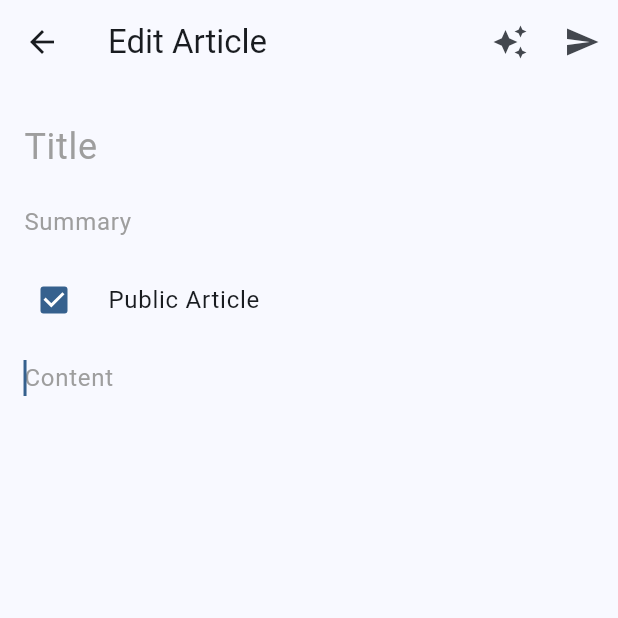
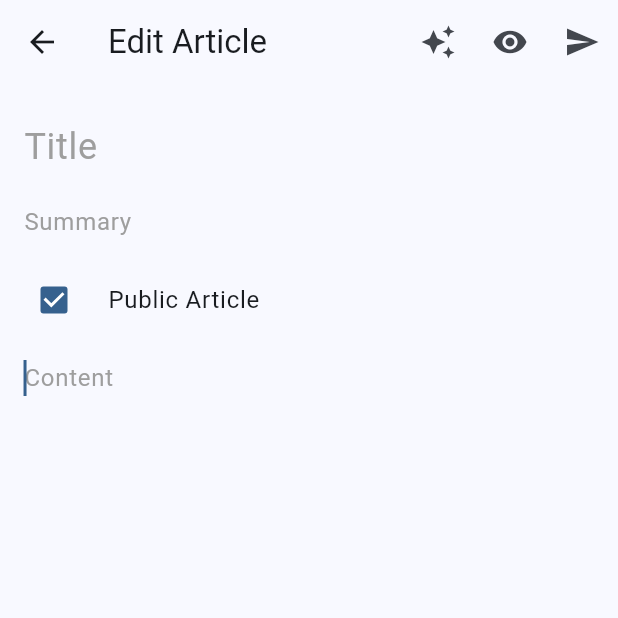
Before and after one commit to Yiyue345/just-for-fun, a Flutter app: the EditArticlePage screen opened directly, on a phone screen of 412 x 824 dp, the top half of it. Run offline on Flutter 3.47's test engine with Material 3 defaults, Android fonts, the light colour scheme and no system bars; our stand-ins replace dio, fluttertoast, get, package_info_plus, shared_preferences, supabase_flutter; missing offline and left inert: markdown_widget; accounts and stored records are empty.

Commit message:
:sparkles: 还是加了个markdown渲染

```diff
--- a/lib/data/model/feeditem_controller.dart
+++ b/lib/data/model/feeditem_controller.dart
@@ -12,6 +12,8 @@ class FeedItemController extends GetxController {
 
   final isEditingArticle = false.obs;
   ArticleFeed? editingArticle;
+
+  final renderMarkdown = false.obs;
 
   // Rx<ArticleFeed?> currentArticle = Rx<ArticleFeed?>(null);
 
--- a/lib/ui/pages/article_pages/edit_article_page.dart
+++ b/lib/ui/pages/article_pages/edit_article_page.dart
@@ -10,6 +10,7 @@ import 'package:go_deeper/l10n/app_localizations.dart';
 import 'package:go_deeper/ui/pages/article_pages/article_page.dart';
 import 'package:go_deeper/ui/pages/agent_page/agent_chat_page.dart';
 import 'package:go_deeper/ui/pages/agent_page/agent_controller.dart';
+import 'package:markdown_widget/markdown_widget.dart';
 import 'package:supabase_flutter/supabase_flutter.dart';
 
 class EditArticlePage extends StatefulWidget {
@@ -41,6 +42,7 @@ class _EditArticlePageState extends State<EditArticlePage> {
   void initState() {
     super.initState();
     _feedItemController = Get.find<FeedItemController>();
+    _feedItemController.renderMarkdown.value = false;
 
     // 初始化编辑内容
     if (_feedItemController.isEditingArticle.value) {
@@ -127,6 +129,18 @@ class _EditArticlePageState extends State<EditArticlePage> {
           },
               icon: Icon(Icons.auto_awesome)
           ),
+          Obx(() => _feedItemController.renderMarkdown.value
+              ? IconButton(onPressed: () {
+            _feedItemController.renderMarkdown.value = false;
+          },
+              icon: Icon(Icons.code)
+          )
+              : IconButton(onPressed: () {
+            _feedItemController.renderMarkdown.value = true;
+          },
+              icon: Icon(Icons.visibility)
+          )
+          ),
           _updateArticleButton()
         ],
       ),
@@ -179,7 +193,9 @@ class _EditArticlePageState extends State<EditArticlePage> {
                 }
             ),
             Expanded(
-                child: TextField(
+                child: Obx(() => _feedItemController.renderMarkdown.value
+                    ? MarkdownWidget(data: content)
+                    : TextField(
                   controller: _contentController,
                   autofocus: true,
                   decoration: InputDecoration(
@@ -195,7 +211,9 @@ class _EditArticlePageState extends State<EditArticlePage> {
                     content = value;
                     isEdited = true;
                   },
-            ))
+                )
+                )
+            )
           ],
         ),
       ),
```
Also changed, not shown: lib/core/agent/agent.dart (+4 -3 lines). Lines whose indentation alone changed are shown as unchanged.
